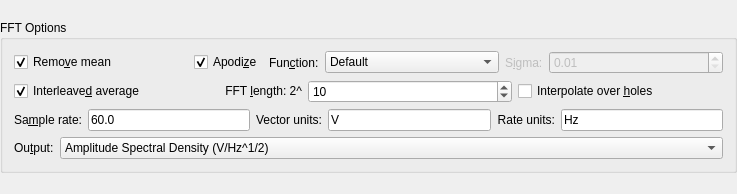
Kst-plot/kst, file src/widgets/fftoptions.ui: the form before one commit.
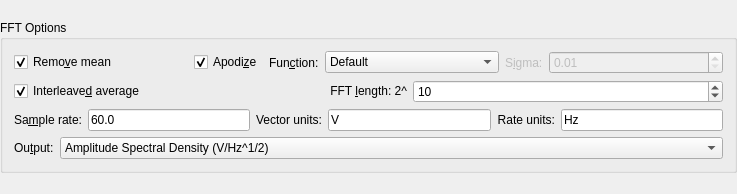
The form after the commit.

What changed in the file:
```diff
--- a/src/widgets/fftoptions.ui
+++ b/src/widgets/fftoptions.ui
@@ -218,16 +218,6 @@
           </property>
          </widget>
         </item>
-        <item row="0" column="4">
-         <widget class="QCheckBox" name="_interpolateOverHoles">
-          <property name="text">
-           <string>Interpolate over &amp;holes</string>
-          </property>
-          <property name="checked">
-           <bool>false</bool>
-          </property>
-         </widget>
-        </item>
        </layout>
       </item>
       <item row="2" column="0">
```
Left out of the diff: 56 changed lines with no effect on the pictures.
